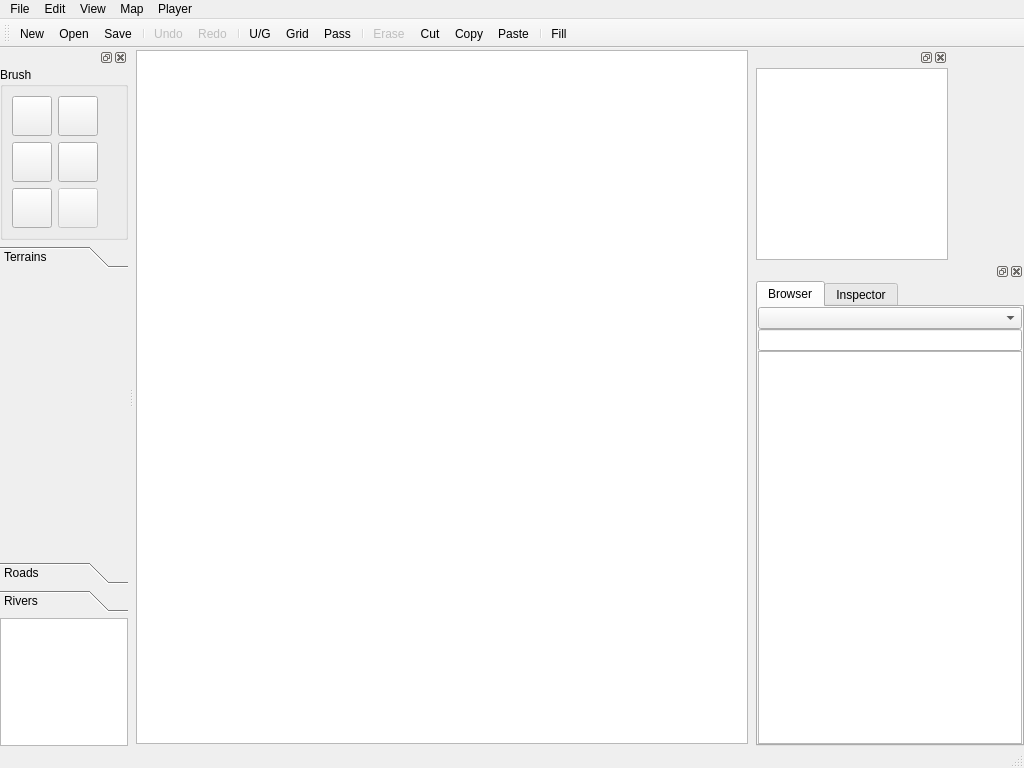
Qt form mapeditor/mainwindow.ui (vcmi/vcmi) before a commit.
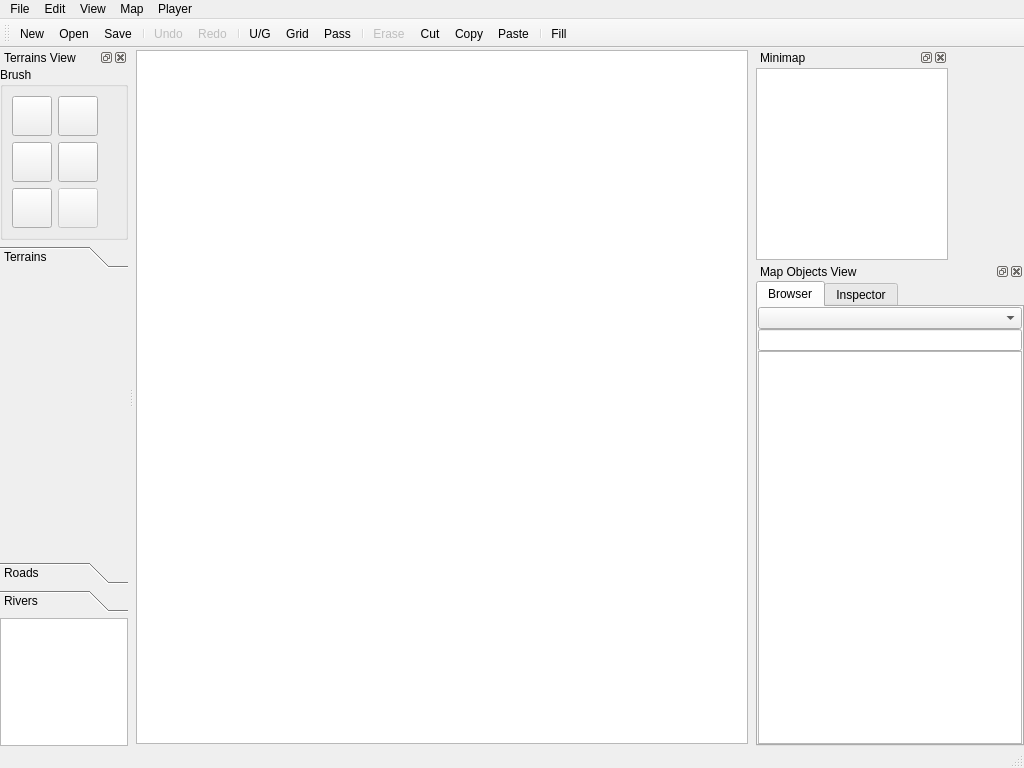
The same form after that commit. Icons and pictures are not drawn. Custom widgets are drawn as their Qt base class.

```diff
--- a/mapeditor/mainwindow.ui
+++ b/mapeditor/mainwindow.ui
@@ -159,6 +159,9 @@
      <height>214</height>
     </size>
    </property>
+   <property name="windowTitle">
+    <string>Minimap</string>
+   </property>
    <attribute name="dockWidgetArea">
     <number>2</number>
    </attribute>
@@ -232,6 +235,9 @@
      <height>524287</height>
     </size>
    </property>
+   <property name="windowTitle">
+    <string>Map Objects View</string>
+   </property>
    <attribute name="dockWidgetArea">
     <number>2</number>
    </attribute>
@@ -422,6 +428,9 @@
      <height>496</height>
     </size>
    </property>
+   <property name="windowTitle">
+    <string>Terrains View</string>
+   </property>
    <attribute name="dockWidgetArea">
     <number>1</number>
    </attribute>
```
Left out of the diff: 2 changed lines with no effect on the pictures.
